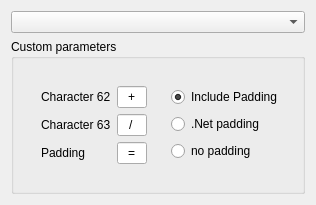
First picture: the form in defaultplugins/baseplugins/confgui/base64widget.ui, repository metrodango/pip3line, before the edit.
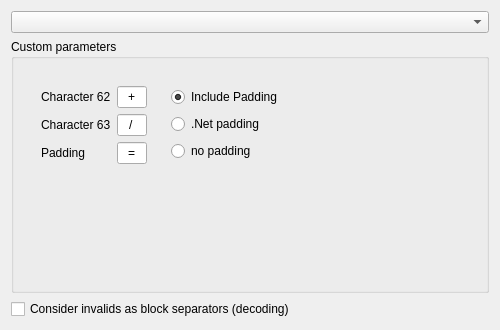
Second picture: the form after the edit.

What changed in the file:
```diff
--- a/defaultplugins/baseplugins/confgui/base64widget.ui
+++ b/defaultplugins/baseplugins/confgui/base64widget.ui
@@ -15,8 +15,8 @@
    <rect>
     <x>0</x>
     <y>0</y>
-    <width>287</width>
-    <height>169</height>
+    <width>500</width>
+    <height>330</height>
    </rect>
   </property>
   <property name="windowTitle">
@@ -164,6 +164,13 @@
      </layout>
     </widget>
    </item>
+   <item>
+    <widget class="QCheckBox" name="invalidAsSepCheckBox">
+     <property name="text">
+      <string>Consider invalids as block separators (decoding)</string>
+     </property>
+    </widget>
+   </item>
   </layout>
  </widget>
  <resources/>
```
Left out of the diff: 8 changed lines with no effect on the pictures.
